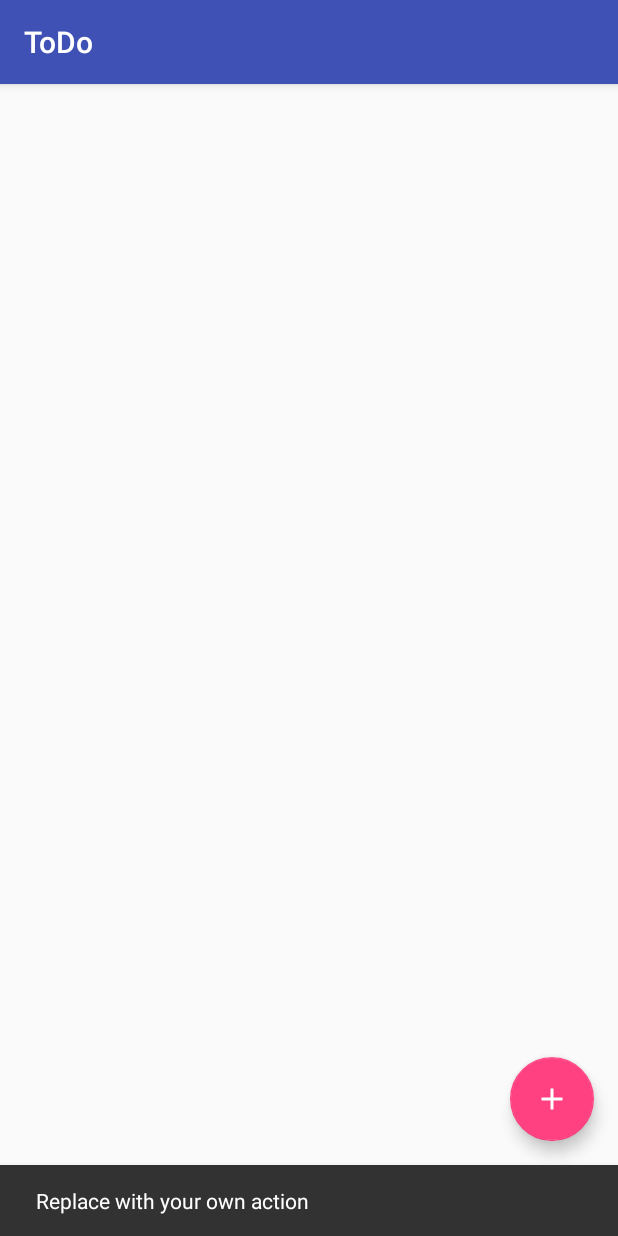
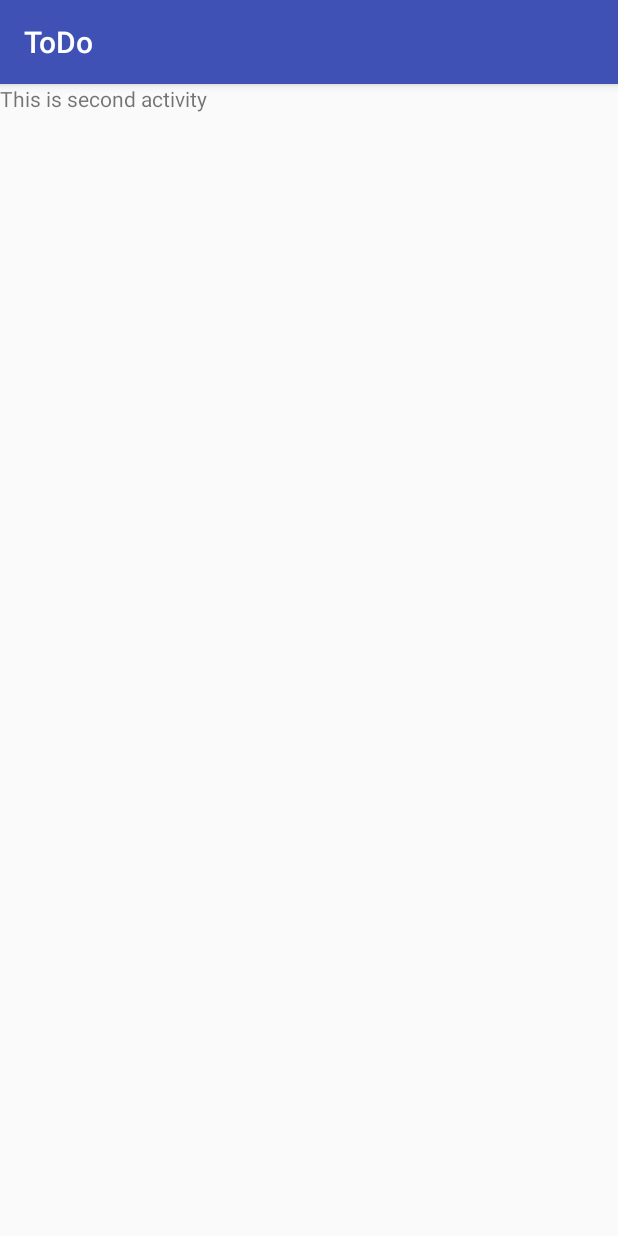
Before and after one commit to sizihatak/to-do, an Android app: the screen it shows after launch (MainActivity before the commit, AddTaskActivity after it), after a tap on an icon or button, on a phone screen of 412 x 824 dp. Run offline under Robolectric (Android 15) with nearby library versions, the phone set to English and light mode, and no system bars; our stand-ins replace RxJava.

Commit message:
Added model view for main activity.

```diff
--- a/app/src/main/AndroidManifest.xml
+++ b/app/src/main/AndroidManifest.xml
@@ -9,13 +9,14 @@
         android:roundIcon="@mipmap/ic_launcher_round"
         android:supportsRtl="true"
         android:theme="@style/AppTheme">
-        <activity android:name=".MainActivity">
+        <activity android:name=".presentation.MainActivity">
             <intent-filter>
                 <action android:name="android.intent.action.MAIN"/>
 
                 <category android:name="android.intent.category.LAUNCHER"/>
             </intent-filter>
         </activity>
+        <activity android:name=".presentation.AddTaskActivity"/>
     </application>
 
 </manifest>
--- a/app/src/main/kotlin/com/example/todo/MainActivity.kt
+++ /dev/null
@@ -1,19 +0,0 @@
-package com.example.todo
-
-import android.os.Bundle
-import android.support.design.widget.FloatingActionButton
-import android.support.design.widget.Snackbar
-import android.support.v7.app.AppCompatActivity
-
-class MainActivity : AppCompatActivity() {
-    override fun onCreate(savedInstanceState: Bundle?) {
-        super.onCreate(savedInstanceState)
-        setContentView(R.layout.activity_main)
-
-        val fab = findViewById(R.id.fab_main_addbutton) as FloatingActionButton
-        fab.setOnClickListener { view ->
-            Snackbar.make(view, "Replace with your own action", Snackbar.LENGTH_LONG)
-                    .setAction("Action", null).show()
-        }
-    }
-}
--- /dev/null
+++ b/app/src/main/kotlin/com/example/todo/presentation/AddTaskActivity.kt
@@ -0,0 +1,13 @@
+package com.example.todo.presentation
+
+import android.os.Bundle
+import android.support.v7.app.AppCompatActivity
+import com.example.todo.R
+
+class AddTaskActivity : AppCompatActivity() {
+
+    override fun onCreate(savedInstanceState: Bundle?) {
+        super.onCreate(savedInstanceState)
+        setContentView(R.layout.activity_add_task)
+    }
+}
--- /dev/null
+++ b/app/src/main/kotlin/com/example/todo/presentation/MainActivity.kt
@@ -0,0 +1,30 @@
+package com.example.todo.presentation
+
+import android.arch.lifecycle.ViewModelProviders
+import android.content.Intent
+import android.databinding.DataBindingUtil
+import android.os.Bundle
+import android.support.v7.app.AppCompatActivity
+import com.example.todo.R
+import com.example.todo.databinding.ActivityMainBinding
+
+class MainActivity : AppCompatActivity() {
+    private lateinit var binding: ActivityMainBinding
+
+    override fun onCreate(savedInstanceState: Bundle?) {
+        super.onCreate(savedInstanceState)
+        setContentView(R.layout.activity_main)
+
+        binding = DataBindingUtil.setContentView(this, R.layout.activity_main)
+        binding.viewModel = ViewModelProviders.of(this).get(MainViewModel::class.java)
+        binding.viewModel.onFabObserver.subscribe {
+            startActivity(Intent(this, AddTaskActivity::class.java))
+        }
+    }
+
+    override fun onDestroy() {
+        super.onDestroy()
+        binding.viewModel = null
+        binding.executePendingBindings()
+    }
+}
--- /dev/null
+++ b/app/src/main/kotlin/com/example/todo/presentation/MainViewModel.kt
@@ -0,0 +1,18 @@
+package com.example.todo.presentation
+
+import android.app.Application
+import android.arch.lifecycle.AndroidViewModel
+import android.view.View
+import io.reactivex.Completable
+import io.reactivex.CompletableEmitter
+
+class MainViewModel(application: Application) : AndroidViewModel(application) {
+
+    private var complit: CompletableEmitter? = null
+
+    val onFabObserver: Completable = Completable.create { e: CompletableEmitter -> complit = e }
+
+    fun showAddTaskScreen(view: View) {
+        val onComplete = complit?.onComplete()
+    }
+}
--- /dev/null
+++ b/app/src/main/res/layout/activity_add_task.xml
@@ -0,0 +1,13 @@
+<?xml version="1.0" encoding="utf-8"?>
+<LinearLayout xmlns:android="http://schemas.android.com/apk/res/android"
+              android:orientation="vertical"
+              android:layout_width="match_parent"
+              android:layout_height="match_parent">
+
+    <TextView
+        android:layout_width="wrap_content"
+        android:layout_height="wrap_content"
+        android:text="This is second activity"
+        />
+
+</LinearLayout>
--- a/build.gradle
+++ b/build.gradle
@@ -1,9 +1,10 @@
 // Top-level build file where you can add configuration options common to all sub-projects/modules.
 
 buildscript {
-    ext.kotlin_version = '1.1.4-3'
+    ext.kotlin_version = '1.1.50'
     repositories {
         jcenter()
+        maven { url 'https://maven.google.com' }
     }
     dependencies {
         classpath 'com.android.tools.build:gradle:2.3.3'
@@ -17,6 +18,7 @@ buildscript {
 allprojects {
     repositories {
         jcenter()
+        maven { url 'https://maven.google.com' }
     }
 }
 
```
Also changed, not shown: app/build.gradle (+15 -0 lines), app/src/main/res/layout/activity_main.xml (+14 -4 lines).
